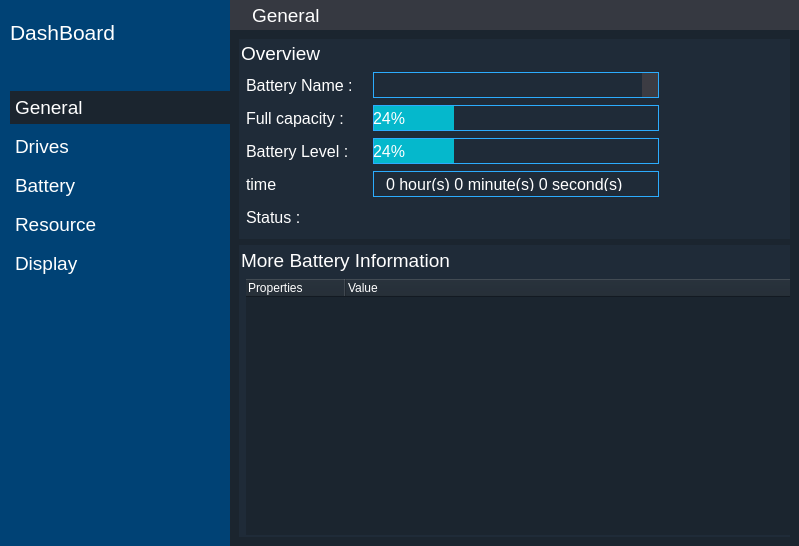
First picture: the form in dashboard/dashboard.ui, repository rahmanshaber/corebox, before the edit.
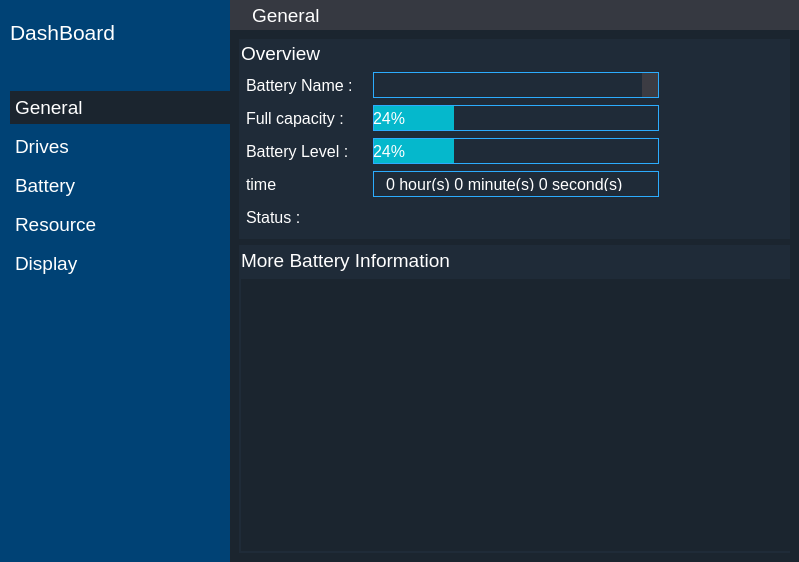
Second picture: the form after the edit. The open tabs and pages were chosen to show the change. Icons and pictures are not drawn.

What changed in the file:
```diff
--- a/dashboard/dashboard.ui
+++ b/dashboard/dashboard.ui
@@ -7,7 +7,7 @@
     <x>0</x>
     <y>0</y>
     <width>799</width>
-    <height>540</height>
+    <height>562</height>
    </rect>
   </property>
   <property name="windowTitle">
@@ -1407,22 +1407,6 @@
           <property name="horizontalSpacing">
            <number>0</number>
           </property>
-          <item row="1" column="0">
-           <spacer name="horizontalSpacer_8">
-            <property name="orientation">
-             <enum>Qt::Horizontal</enum>
-            </property>
-            <property name="sizeType">
-             <enum>QSizePolicy::Fixed</enum>
-            </property>
-            <property name="sizeHint" stdset="0">
-             <size>
-              <width>5</width>
-              <height>20</height>
-             </size>
-            </property>
-           </spacer>
-          </item>
           <item row="0" column="0" colspan="2">
            <widget class="QLabel" name="label_7">
             <property name="sizePolicy">
@@ -1493,29 +1477,17 @@
             </property>
            </widget>
           </item>
-          <item row="1" column="1" colspan="2">
-           <widget class="QTreeWidget" name="propertiesList">
+          <item row="1" column="0" colspan="3">
+           <widget class="QListView" name="batProperties">
             <property name="font">
              <font>
+              <family>Ubuntu Mono</family>
               <pointsize>11</pointsize>
              </font>
             </property>
             <property name="styleSheet">
-             <string notr="true">QWidget{
-background-color:#1B252F;
-color:#ffffff;
-}</string>
+             <string notr="true">QWidget{background-color: #1B252F; ;color: #ffffff;padding: 5px 5px 5px 5px;}</string>
             </property>
-            <column>
-             <property name="text">
-              <string>Properties</string>
-             </property>
-            </column>
-            <column>
-             <property name="text">
-              <string>Value</string>
-             </property>
-            </column>
            </widget>
           </item>
          </layout>
```
Left out of the diff: 8 changed lines with no effect on the pictures.
